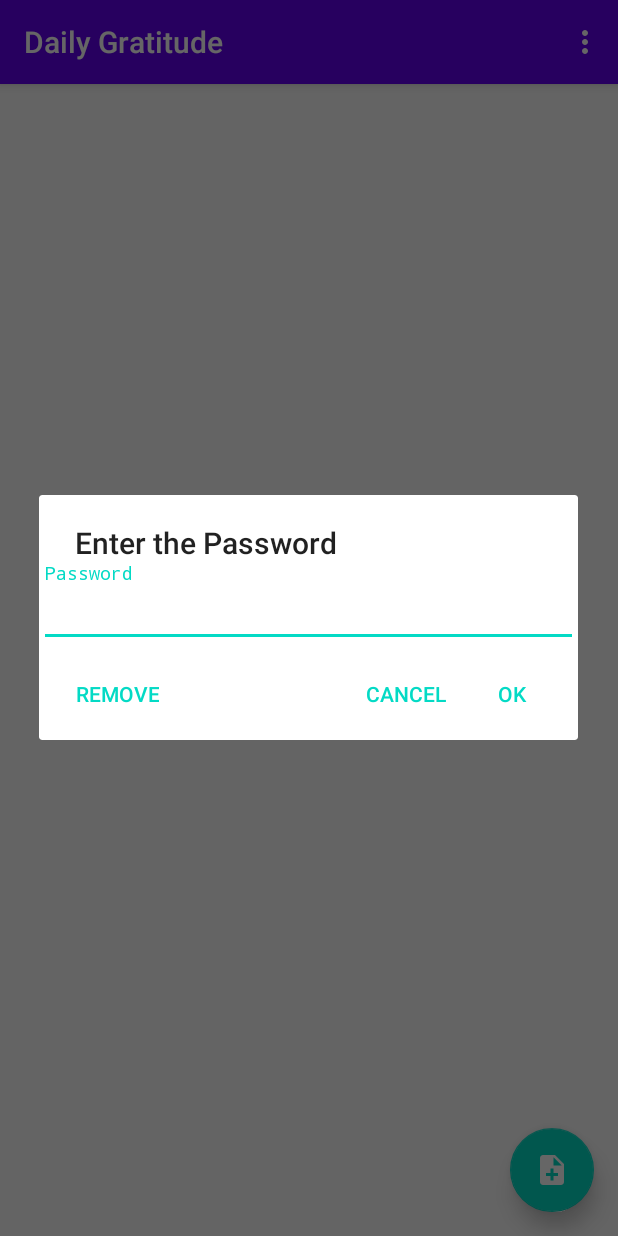
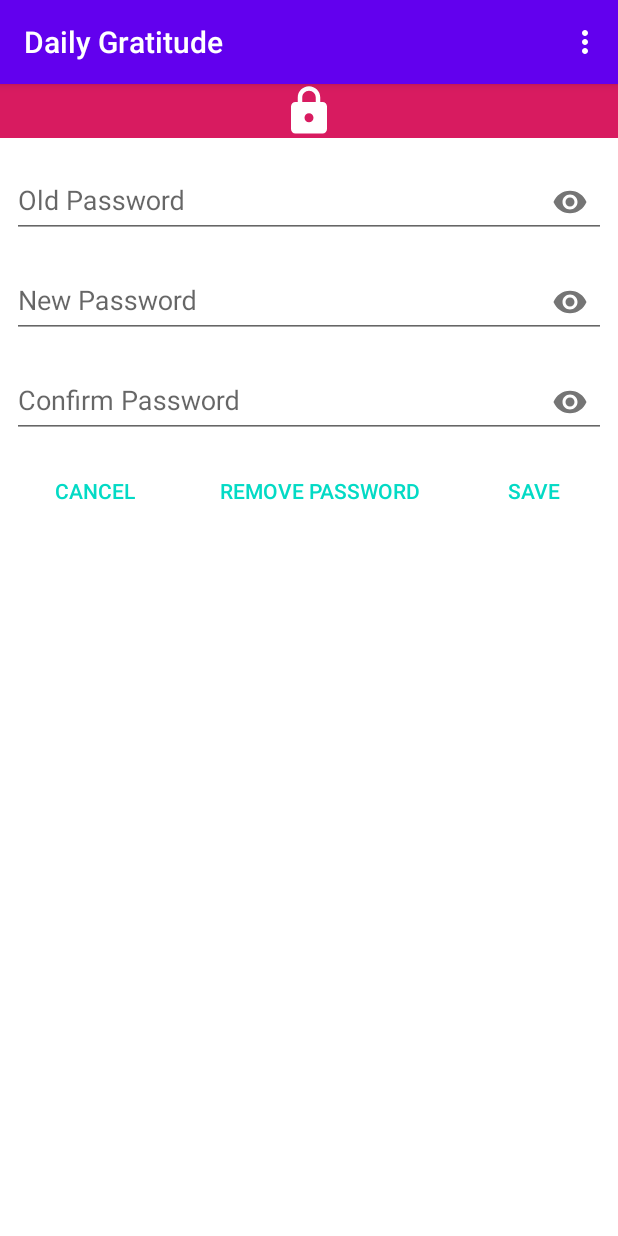
Before and after one commit to VishnuSanal/DailyGratitude, an Android app: the MainActivity screen opened directly, with no data from a screen before it, in the options menu, after a tap on "Set Password", on a phone screen of 412 x 824 dp. Run offline under Robolectric (Android 15) with nearby library versions, the phone set to English and light mode, and no system bars; our stand-ins replace Room's generated code.

Commit message:
Changed Password Page

```diff
--- a/app/build.gradle
+++ b/app/build.gradle
@@ -25,6 +25,7 @@ dependencies {
     implementation fileTree(dir: "libs", include: ["*.jar"])
     implementation 'androidx.appcompat:appcompat:1.1.0'
     implementation 'androidx.constraintlayout:constraintlayout:1.1.3'
+    implementation 'androidx.legacy:legacy-support-v4:1.0.0'
 
     def lifecycle_version = "2.2.0"
     def room_version = "2.2.5"
--- a/app/src/main/java/phone/vishnu/dailygratitude/MainActivity.java
+++ b/app/src/main/java/phone/vishnu/dailygratitude/MainActivity.java
@@ -1,14 +1,10 @@
 package phone.vishnu.dailygratitude;
 
-import android.content.DialogInterface;
 import android.content.Intent;
 import android.os.Bundle;
-import android.text.InputType;
 import android.view.Menu;
 import android.view.MenuItem;
 import android.view.View;
-import android.view.ViewGroup;
-import android.widget.LinearLayout;
 import android.widget.Toast;
 
 import androidx.annotation.Nullable;
@@ -22,8 +18,6 @@ import androidx.recyclerview.widget.LinearLayoutManager;
 import androidx.recyclerview.widget.RecyclerView;
 
 import com.google.android.material.floatingactionbutton.FloatingActionButton;
-import com.google.android.material.textfield.TextInputEditText;
-import com.google.android.material.textfield.TextInputLayout;
 
 import java.text.SimpleDateFormat;
 import java.util.Date;
@@ -114,63 +108,15 @@ public class MainActivity extends AppCompatActivity {
     public boolean onOptionsItemSelected(MenuItem item) {
         switch (item.getItemId()) {
             case R.id.id_password: {
-                showDialog();
+                getSupportFragmentManager().beginTransaction().add(R.id.container, PasswordFragment.newInstance()).addToBackStack(null).commit();
+                setFABVisibility(View.GONE);
                 break;
             }
         }
         return super.onOptionsItemSelected(item);
     }
 
-    private void showDialog() {
-
-        LinearLayout.LayoutParams layoutParams = new LinearLayout.LayoutParams(ViewGroup.LayoutParams.WRAP_CONTENT, ViewGroup.LayoutParams.WRAP_CONTENT);
-        layoutParams.setMargins(24, 12, 24, 12);
-
-        TextInputLayout t1 = new TextInputLayout(MainActivity.this);
-        t1.setHintAnimationEnabled(true);
-        t1.setLayoutParams(layoutParams);
-        t1.isHintEnabled();
-
-        final TextInputEditText e1 = new TextInputEditText(MainActivity.this);
-        e1.setHint("Password");
-        e1.setInputType(InputType.TYPE_CLASS_TEXT | InputType.TYPE_TEXT_VARIATION_PASSWORD);
-        t1.addView(e1);
-
-        final androidx.appcompat.app.AlertDialog.Builder builder =
-                new androidx.appcompat.app.AlertDialog.Builder(MainActivity.this);
-        builder.setTitle("Enter the Password");
-        builder.setView(t1);
-        builder.setCancelable(false);
-        builder.setPositiveButton("OK", new DialogInterface.OnClickListener() {
-            @Override
-            public void onClick(DialogInterface dialog, int which) {
-
-                String passWord = e1.getText().toString().trim();
-
-                if (passWord.isEmpty()) {
-                    e1.setError("Please Enter A Value");
-                    e1.requestFocus();
-                } else {
-                    getSharedPreferences(getPackageName(), MODE_PRIVATE).edit().putString(PASSWORD_PREF, passWord).apply();
-                    Toast.makeText(MainActivity.this, "Password Changed", Toast.LENGTH_SHORT).show();
-                }
-            }
-        });
-
-        builder.setNegativeButton("Cancel", new DialogInterface.OnClickListener() {
-            @Override
-            public void onClick(DialogInterface dialog, int which) {
-                dialog.dismiss();
-            }
-        });
-        builder.setNeutralButton("Remove", new DialogInterface.OnClickListener() {
-            @Override
-            public void onClick(DialogInterface dialog, int which) {
-                getSharedPreferences(getPackageName(), MODE_PRIVATE).edit().putString(PASSWORD_PREF, "NotSet!@#$%^&*()_+").apply();
-                Toast.makeText(MainActivity.this, "Password Removed", Toast.LENGTH_SHORT).show();
-            }
-        });
-        builder.show();
+    public void setFABVisibility(int visibility) {
+        floatingActionButton.setVisibility(visibility);
     }
-
 }
--- /dev/null
+++ b/app/src/main/java/phone/vishnu/dailygratitude/PasswordFragment.java
@@ -0,0 +1,120 @@
+package phone.vishnu.dailygratitude;
+
+import android.content.SharedPreferences;
+import android.os.Bundle;
+import android.view.LayoutInflater;
+import android.view.View;
+import android.view.ViewGroup;
+import android.widget.Button;
+import android.widget.Toast;
+
+import androidx.annotation.NonNull;
+import androidx.annotation.Nullable;
+import androidx.fragment.app.Fragment;
+
+import com.google.android.material.textfield.TextInputEditText;
+
+import static android.content.Context.MODE_PRIVATE;
+
+public class PasswordFragment extends Fragment {
+
+    private TextInputEditText oldPasswordTIE, newPasswordTIE, confirmPasswordTIE;
+    private Button saveButton, cancelButton, removeButton;
+
+    public PasswordFragment() {
+    }
+
+    public static PasswordFragment newInstance() {
+        return new PasswordFragment();
+    }
+
+    @Override
+    public View onCreateView(LayoutInflater inflater, ViewGroup container, Bundle savedInstanceState) {
+        View inflate = inflater.inflate(R.layout.fragment_password, container, false);
+
+        oldPasswordTIE = inflate.findViewById(R.id.oldPasswordTIE);
+        newPasswordTIE = inflate.findViewById(R.id.newPasswordTIE);
+        confirmPasswordTIE = inflate.findViewById(R.id.confirmPasswordTIE);
+
+        saveButton = inflate.findViewById(R.id.buttonSavePassword);
+        cancelButton = inflate.findViewById(R.id.buttonCancel);
+        removeButton = inflate.findViewById(R.id.buttonRemove);
+
+        return inflate;
+    }
+
+    @Override
+    public void onViewCreated(@NonNull View view, @Nullable Bundle savedInstanceState) {
+        super.onViewCreated(view, savedInstanceState);
+
+        cancelButton.setOnClickListener(new View.OnClickListener() {
+            @Override
+            public void onClick(View v) {
+                ((MainActivity) getActivity()).setFABVisibility(View.VISIBLE);
+                getActivity().onBackPressed();
+            }
+        });
+
+        removeButton.setOnClickListener(new View.OnClickListener() {
+            @Override
+            public void onClick(View v) {
+                final String PASSWORD_PREF = "passWordPreference";
+
+                SharedPreferences sharedPref = getContext().getSharedPreferences(getActivity().getPackageName(), MODE_PRIVATE);
+                sharedPref.edit().putString(PASSWORD_PREF, "NotSet!").apply();
+                Toast.makeText(getActivity(), "Password Removed", Toast.LENGTH_SHORT).show();
+
+                ((MainActivity) getActivity()).setFABVisibility(View.VISIBLE);
+                getActivity().onBackPressed();
+            }
+        });
+
+        saveButton.setOnClickListener(new View.OnClickListener() {
+            @Override
+            public void onClick(View v) {
+
+                String oldPassword = oldPasswordTIE.getText().toString().trim();
+                String newPassword = newPasswordTIE.getText().toString().trim();
+                String confirmPassword = confirmPasswordTIE.getText().toString().trim();
+
+                String PASSWORD_PREF = "passWordPreference";
+
+                SharedPreferences sharedPref = getContext().getSharedPreferences(getActivity().getPackageName(), MODE_PRIVATE);
+
+                String originalOldPassword = sharedPref.getString(PASSWORD_PREF, "NotSet!");
+
+                if ((oldPassword.isEmpty() && !originalOldPassword.equals("NotSet!")) || newPassword.isEmpty() || confirmPassword.isEmpty()) {
+                    if (oldPassword.isEmpty()) {
+                        oldPasswordTIE.setError("Field Empty");
+                        oldPasswordTIE.requestFocus();
+                    } else if (newPassword.isEmpty()) {
+                        newPasswordTIE.setError("Field Empty");
+                        newPasswordTIE.requestFocus();
+                    } else if (confirmPassword.isEmpty()) {
+                        confirmPasswordTIE.setError("Field Empty");
+                        confirmPasswordTIE.requestFocus();
+                    }
+                } else {
+
+
+                    if (oldPassword.equals(originalOldPassword) || originalOldPassword.equals("NotSet!")) {
+
+                        if (newPassword.equals(confirmPassword)) {
+                            sharedPref.edit().putString(PASSWORD_PREF, confirmPassword).apply();
+                            Toast.makeText(getActivity(), "Password Changed", Toast.LENGTH_SHORT).show();
+
+                            ((MainActivity) getActivity()).setFABVisibility(View.VISIBLE);
+                            getActivity().onBackPressed();
+                        } else {
+                            confirmPasswordTIE.setError("Passwords do not match");
+                            confirmPasswordTIE.requestFocus();
+                        }
+                    } else {
+                        oldPasswordTIE.setError("Wrong Password");
+                        oldPasswordTIE.requestFocus();
+                    }
+                }
+            }
+        });
+    }
+}
--- a/app/src/main/java/phone/vishnu/dailygratitude/SplashActivity.java
+++ b/app/src/main/java/phone/vishnu/dailygratitude/SplashActivity.java
@@ -34,9 +34,12 @@ public class SplashActivity extends AppCompatActivity {
         new Handler().postDelayed(new Runnable() {
             @Override
             public void run() {
-                final String string = getSharedPreferences(getPackageName(), MODE_PRIVATE).getString(PASSWORD_PREF, "NotSet!@#$%^&*()_+");
+                final String string = getSharedPreferences(getPackageName(), MODE_PRIVATE).getString(PASSWORD_PREF, "NotSet!");
 
-                if (!("NotSet!@#$%^&*()_+").equals(string)) {
+                if (("NotSet!").equals(string)) {
+                    startActivity(new Intent(SplashActivity.this, MainActivity.class));
+                    SplashActivity.this.finish();
+                } else {
                     textView.setVisibility(View.GONE);
                     inputLayout.setVisibility(View.VISIBLE);
                     button.setVisibility(View.VISIBLE);
@@ -56,7 +59,6 @@ public class SplashActivity extends AppCompatActivity {
                                     startActivity(new Intent(SplashActivity.this, MainActivity.class));
                                     SplashActivity.this.finish();
                                 } else {
-
                                     editText.setError("Wrong Password");
                                     editText.requestFocus();
                                 }
@@ -65,13 +67,8 @@ public class SplashActivity extends AppCompatActivity {
                         }
                     });
 
-                } else {
-                    startActivity(new Intent(SplashActivity.this, MainActivity.class));
-                    SplashActivity.this.finish();
                 }
             }
         }, SPLASH_TIMEOUT * 1000);
-
     }
-
 }
--- /dev/null
+++ b/app/src/main/res/drawable/ic_lock.xml
@@ -0,0 +1,10 @@
+<vector xmlns:android="http://schemas.android.com/apk/res/android"
+    android:width="24dp"
+    android:height="24dp"
+    android:tint="#FFFFFF"
+    android:viewportWidth="24"
+    android:viewportHeight="24">
+    <path
+        android:fillColor="@android:color/white"
+        android:pathData="M18,8h-1L17,6c0,-2.76 -2.24,-5 -5,-5S7,3.24 7,6v2L6,8c-1.1,0 -2,0.9 -2,2v10c0,1.1 0.9,2 2,2h12c1.1,0 2,-0.9 2,-2L20,10c0,-1.1 -0.9,-2 -2,-2zM12,17c-1.1,0 -2,-0.9 -2,-2s0.9,-2 2,-2 2,0.9 2,2 -0.9,2 -2,2zM9,8L9,6c0,-1.66 1.34,-3 3,-3s3,1.34 3,3v2L9,8z" />
+</vector>
--- /dev/null
+++ b/app/src/main/res/layout/fragment_password.xml
@@ -0,0 +1,127 @@
+<?xml version="1.0" encoding="utf-8"?>
+<androidx.constraintlayout.widget.ConstraintLayout xmlns:android="http://schemas.android.com/apk/res/android"
+    xmlns:app="http://schemas.android.com/apk/res-auto"
+    xmlns:tools="http://schemas.android.com/tools"
+    android:layout_width="match_parent"
+    android:layout_height="match_parent"
+    android:background="@android:color/background_light"
+    tools:context=".PasswordFragment">
+
+    <ImageView
+        android:id="@+id/addNewSampleIconImageView"
+        android:layout_width="0dp"
+        android:layout_height="36dp"
+        android:layout_marginTop="?attr/actionBarSize"
+        android:background="@color/textColor"
+        android:contentDescription="Password Screen Lock Logo"
+        android:foregroundGravity="center"
+        android:src="@drawable/ic_lock"
+        app:layout_constraintEnd_toEndOf="parent"
+        app:layout_constraintStart_toStartOf="parent"
+        app:layout_constraintTop_toTopOf="parent"
+        tools:ignore="HardcodedText" />
+
+    <com.google.android.material.textfield.TextInputLayout
+        android:id="@+id/oldPasswordTIL"
+        android:layout_width="match_parent"
+        android:layout_height="wrap_content"
+        android:layout_margin="8dp"
+        android:foregroundGravity="center"
+        app:hintAnimationEnabled="true"
+        app:hintEnabled="true"
+        app:layout_constraintEnd_toEndOf="parent"
+        app:layout_constraintStart_toStartOf="parent"
+        app:layout_constraintTop_toBottomOf="@id/addNewSampleIconImageView"
+        app:passwordToggleEnabled="true"
+        tools:ignore="HardcodedText">
+
+        <com.google.android.material.textfield.TextInputEditText
+            android:id="@+id/oldPasswordTIE"
+            android:layout_width="match_parent"
+            android:layout_height="wrap_content"
+            android:hint="Old Password"
+            android:inputType="textPassword" />
+
+    </com.google.android.material.textfield.TextInputLayout>
+
+    <com.google.android.material.textfield.TextInputLayout
+        android:id="@+id/newPasswordTIL"
+        android:layout_width="match_parent"
+        android:layout_height="wrap_content"
+        android:layout_margin="8dp"
+        android:foregroundGravity="center"
+        app:hintAnimationEnabled="true"
+        app:hintEnabled="true"
+        app:layout_constraintEnd_toEndOf="parent"
+        app:layout_constraintStart_toStartOf="parent"
+        app:layout_constraintTop_toBottomOf="@id/oldPasswordTIL"
+        app:passwordToggleEnabled="true"
+        tools:ignore="HardcodedText">
+
+        <com.google.android.material.textfield.TextInputEditText
+            android:id="@+id/newPasswordTIE"
+            android:layout_width="match_parent"
+            android:layout_height="wrap_content"
+            android:hint="New Password"
+            android:inputType="textPassword" />
+    </com.google.android.material.textfield.TextInputLayout>
+
+    <com.google.android.material.textfield.TextInputLayout
+        android:id="@+id/confirmPasswordTIL"
+        android:layout_width="match_parent"
+        android:layout_height="wrap_content"
+        android:layout_margin="8dp"
+        android:foregroundGravity="center"
+        app:hintAnimationEnabled="true"
+        app:hintEnabled="true"
+        app:layout_constraintEnd_toEndOf="parent"
+        app:layout_constraintStart_toStartOf="parent"
+        app:layout_constraintTop_toBottomOf="@id/newPasswordTIL"
+        app:passwordToggleEnabled="true"
+        tools:ignore="HardcodedText">
+
+        <com.google.android.material.textfield.TextInputEditText
+            android:id="@+id/confirmPasswordTIE"
+            android:layout_width="match_parent"
+            android:layout_height="wrap_content"
+            android:hint="Confirm Password"
+            android:inputType="textPassword" />
+    </com.google.android.material.textfield.TextInputLayout>
+
+    <Button
+        android:id="@+id/buttonSavePassword"
+        style="@style/Widget.AppCompat.Button.ButtonBar.AlertDialog"
+        android:layout_width="wrap_content"
+        android:layout_height="wrap_content"
+        android:layout_margin="8dp"
+        android:text="Save"
+        app:layout_constraintEnd_toEndOf="parent"
+        app:layout_constraintStart_toEndOf="@id/buttonRemove"
+        app:layout_constraintTop_toBottomOf="@id/confirmPasswordTIL"
+        tools:ignore="HardcodedText" />
+
+    <Button
+        android:id="@+id/buttonCancel"
+        style="@style/Widget.AppCompat.Button.ButtonBar.AlertDialog"
+        android:layout_width="wrap_content"
+        android:layout_height="wrap_content"
+        android:layout_margin="8dp"
+        android:text="Cancel"
+        app:layout_constraintEnd_toStartOf="@id/buttonRemove"
+        app:layout_constraintStart_toStartOf="parent"
+        app:layout_constraintTop_toBottomOf="@id/confirmPasswordTIL"
+        tools:ignore="HardcodedText" />
+
+    <Button
+        android:id="@+id/buttonRemove"
+        style="@style/Widget.AppCompat.Button.ButtonBar.AlertDialog"
+        android:layout_width="wrap_content"
+        android:layout_height="wrap_content"
+        android:layout_margin="8dp"
+        android:text="Remove Password"
+        app:layout_constraintEnd_toStartOf="@id/buttonSavePassword"
+        app:layout_constraintStart_toEndOf="@id/buttonCancel"
+        app:layout_constraintTop_toBottomOf="@id/confirmPasswordTIL"
+        tools:ignore="HardcodedText" />
+
+</androidx.constraintlayout.widget.ConstraintLayout>
--- a/app/src/main/res/values/strings.xml
+++ b/app/src/main/res/values/strings.xml
@@ -1,4 +1,6 @@
 <resources>
     <string name="app_name">Daily Gratitude</string>
     <string name="set_password">Set Password</string>
+    <!-- TODO: Remove or change this placeholder text -->
+    <string name="hello_blank_fragment">Hello blank fragment</string>
 </resources>
```
